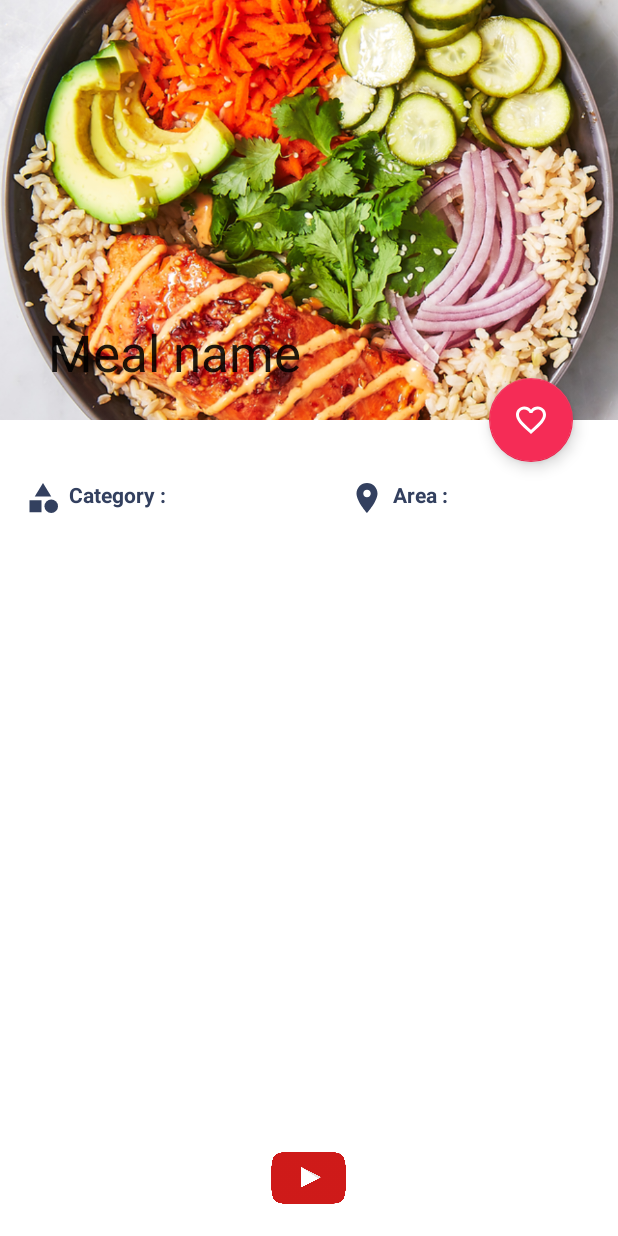
After one commit to vswebspace871/MVVMRetrofitCoroutineFoodApp, an Android app: the layout activity_meal.xml on its own in the app's theme, with its tools: preview values and no code run, on a phone screen of 412 x 824 dp. The commit adds this screen. Run offline under Robolectric (Android 15) with nearby library versions, the phone set to English and light mode, and no system bars; network calls fail.

Commit message:
meal detail activity working

```diff
--- a/app/src/main/AndroidManifest.xml
+++ b/app/src/main/AndroidManifest.xml
@@ -1,6 +1,7 @@
 <?xml version="1.0" encoding="utf-8"?>
 <manifest xmlns:android="http://schemas.android.com/apk/res/android"
     xmlns:tools="http://schemas.android.com/tools">
+
     <uses-permission android:name="android.permission.INTERNET" />
 
     <application
@@ -10,9 +11,12 @@
         android:icon="@mipmap/ic_launcher"
         android:label="@string/app_name"
         android:supportsRtl="true"
+        android:theme="@style/Theme.MVVMRetrofitCoroutineFoodApp"
         android:usesCleartextTraffic="true"
-        android:theme="@style/Theme.MVVMRetrofitCoroutineFoodApp"
         tools:targetApi="31">
+        <activity
+            android:name=".activities.MealActivity"
+            android:exported="false" />
         <activity
             android:name=".activities.MainActivity"
             android:exported="true">
--- a/app/src/main/java/com/example/mvvmretrofitcoroutinefoodapp/retrofit/MealApi.kt
+++ b/app/src/main/java/com/example/mvvmretrofitcoroutinefoodapp/retrofit/MealApi.kt
@@ -4,10 +4,14 @@ import com.example.mvvmretrofitcoroutinefoodapp.pojo.MealList
 import retrofit2.Call
 import retrofit2.Response
 import retrofit2.http.GET
+import retrofit2.http.Query
 
 interface MealApi {
 
     @GET("random.php")
 //    fun getRandomMeal() : Call<MealList>
-    suspend fun getRandomMeal() : Response<MealList>
+    suspend fun getRandomMeal(): Response<MealList>
+
+    @GET("lookup.php")
+    suspend fun getMealDetail(@Query("i") id: String): Response<MealList>
 }
--- /dev/null
+++ b/app/src/main/res/layout/activity_meal.xml
@@ -0,0 +1,171 @@
+<?xml version="1.0" encoding="utf-8"?>
+<androidx.coordinatorlayout.widget.CoordinatorLayout xmlns:android="http://schemas.android.com/apk/res/android"
+    xmlns:app="http://schemas.android.com/apk/res-auto"
+    xmlns:tools="http://schemas.android.com/tools"
+    android:id="@+id/details_root"
+    android:layout_width="match_parent"
+    android:layout_height="match_parent"
+    tools:context=".activities.MealActivity">
+
+    <com.google.android.material.appbar.AppBarLayout
+        android:id="@+id/appBar"
+        android:layout_width="match_parent"
+        android:layout_height="280dp"
+        android:fitsSystemWindows="true">
+
+        <com.google.android.material.appbar.CollapsingToolbarLayout
+            android:id="@+id/collapsing_toolbar"
+            android:layout_width="match_parent"
+            android:layout_height="match_parent"
+            android:fitsSystemWindows="true"
+            app:contentScrim="@color/accent"
+            app:layout_scrollFlags="scroll|snap|exitUntilCollapsed"
+            app:title="Meal name">
+
+            <ImageView
+                android:id="@+id/img_meal_detail"
+                android:layout_width="match_parent"
+                android:layout_height="match_parent"
+                android:scaleType="centerCrop"
+                android:src="@drawable/mealtest"
+                app:layout_collapseMode="parallax" />
+
+            <androidx.appcompat.widget.Toolbar
+                android:id="@+id/toolbar"
+                android:layout_width="match_parent"
+                android:layout_height="?actionBarSize"
+                app:layout_collapseMode="pin"
+                app:titleTextColor="@color/white" />
+        </com.google.android.material.appbar.CollapsingToolbarLayout>
+
+    </com.google.android.material.appbar.AppBarLayout>
+
+    <com.google.android.material.floatingactionbutton.FloatingActionButton
+        android:id="@+id/btn_save"
+        android:layout_width="wrap_content"
+        android:layout_height="wrap_content"
+        android:layout_marginRight="30dp"
+        android:baselineAlignBottom="false"
+        android:clickable="true"
+        android:src="@drawable/ic_baseline_save_24"
+        app:backgroundTint="@color/accent"
+        app:fabSize="normal"
+        app:layout_anchor="@id/appBar"
+        app:layout_anchorGravity="bottom|end"
+        app:tint="@color/white" />
+
+    <androidx.core.widget.NestedScrollView
+        android:id="@+id/container"
+        android:visibility="visible"
+        android:layout_marginTop="@dimen/_10sdp"
+        android:layout_width="match_parent"
+        android:layout_height="match_parent"
+        app:layout_behavior="com.google.android.material.appbar.AppBarLayout$ScrollingViewBehavior">
+
+        <androidx.constraintlayout.widget.ConstraintLayout
+            android:layout_width="match_parent"
+            android:layout_height="match_parent"
+            android:layout_marginTop="20dp">
+
+            <LinearLayout
+                android:id="@+id/meal_info"
+                android:layout_width="match_parent"
+                android:layout_height="wrap_content"
+                android:layout_marginStart="@dimen/_5sdp"
+                android:layout_marginTop="@dimen/_5sdp"
+                android:layout_marginEnd="@dimen/_5sdp"
+                android:orientation="horizontal"
+                app:layout_constraintEnd_toEndOf="parent"
+                app:layout_constraintStart_toStartOf="parent"
+                app:layout_constraintTop_toTopOf="parent">
+
+                <TextView
+                    android:id="@+id/tv_categoryInfo"
+                    android:layout_width="wrap_content"
+                    android:layout_height="wrap_content"
+                    android:layout_gravity="center"
+                    android:layout_marginStart="10dp"
+                    android:layout_weight="1"
+                    android:drawableLeft="@drawable/ic_category"
+                    android:drawablePadding="5dp"
+                    android:text="Category : "
+                    android:textColor="@color/g_black"
+                    android:textSize="14sp"
+                    android:textStyle="bold"
+                     />
+
+                <TextView
+                    android:id="@+id/tv_areaInfo"
+                    android:layout_width="wrap_content"
+                    android:layout_height="wrap_content"
+                    android:layout_gravity="center"
+                    android:layout_marginStart="15dp"
+                    android:layout_weight="1"
+                    android:drawableLeft="@drawable/ic_area"
+                    android:drawablePadding="5dp"
+                    android:textStyle="bold"
+                    android:text="Area : "
+                    android:textColor="@color/g_black"
+                    android:textSize="14sp"
+                    />
+
+            </LinearLayout>
+
+            <TextView
+                android:id="@+id/tv_instructions"
+                android:layout_width="match_parent"
+                android:layout_height="match_parent"
+                android:layout_marginStart="15dp"
+                android:layout_marginTop="10dp"
+                android:fontFamily="@font/myfont"
+                android:includeFontPadding="false"
+                android:textColor="@color/black"
+                android:textSize="18sp"
+                android:textStyle="bold"
+                app:layout_constraintEnd_toEndOf="parent"
+                app:layout_constraintStart_toStartOf="parent"
+                app:layout_constraintTop_toBottomOf="@id/meal_info" />
+
+            <TextView
+                android:id="@+id/tv_content"
+                android:layout_width="match_parent"
+                android:layout_height="match_parent"
+                android:layout_marginStart="20dp"
+                android:textColor="@color/black"
+                app:layout_constraintEnd_toEndOf="parent"
+                app:layout_constraintStart_toStartOf="parent"
+                app:layout_constraintTop_toBottomOf="@id/tv_instructions" />
+
+        </androidx.constraintlayout.widget.ConstraintLayout>
+
+    </androidx.core.widget.NestedScrollView>
+
+
+    <LinearLayout
+        android:layout_width="wrap_content"
+        android:layout_height="wrap_content"
+        android:layout_gravity="bottom|center_horizontal"
+        android:layout_marginBottom="5dp"
+        android:orientation="horizontal">
+
+        <ImageView
+            android:id="@+id/img_youtube"
+            android:layout_width="50dp"
+            android:layout_height="40dp"
+            android:layout_gravity="bottom|center"
+            android:layout_marginBottom="@dimen/_10sdp"
+            android:src="@drawable/yt_icon" />
+    </LinearLayout>
+
+
+    <com.google.android.material.progressindicator.LinearProgressIndicator
+        android:id="@+id/progressBar"
+        android:layout_width="match_parent"
+        android:layout_height="wrap_content"
+        android:indeterminate="true"
+        android:visibility="gone"
+        app:trackThickness="@dimen/_5sdp"
+        app:layout_anchor="@id/appBar"
+        app:layout_anchorGravity="bottom|end" />
+
+</androidx.coordinatorlayout.widget.CoordinatorLayout>
```
Also changed, not shown: app/src/main/java/com/example/mvvmretrofitcoroutinefoodapp/activities/MealActivity.kt (added, +110 -0 lines), app/src/main/java/com/example/mvvmretrofitcoroutinefoodapp/fragments/HomeFragment.kt (+20 -0 lines), app/src/main/java/com/example/mvvmretrofitcoroutinefoodapp/util/Constants.kt (added, +7 -0 lines), app/src/main/java/com/example/mvvmretrofitcoroutinefoodapp/util/Extensions.kt (added, +11 -0 lines), app/src/main/java/com/example/mvvmretrofitcoroutinefoodapp/viewmodel/MealViewModel.kt (added, +28 -0 lines), app/src/main/res/drawable/image_gradient.xml (added, +10 -0 lines), app/src/main/res/layout/most_popular_card.xml (added, +14 -0 lines).
